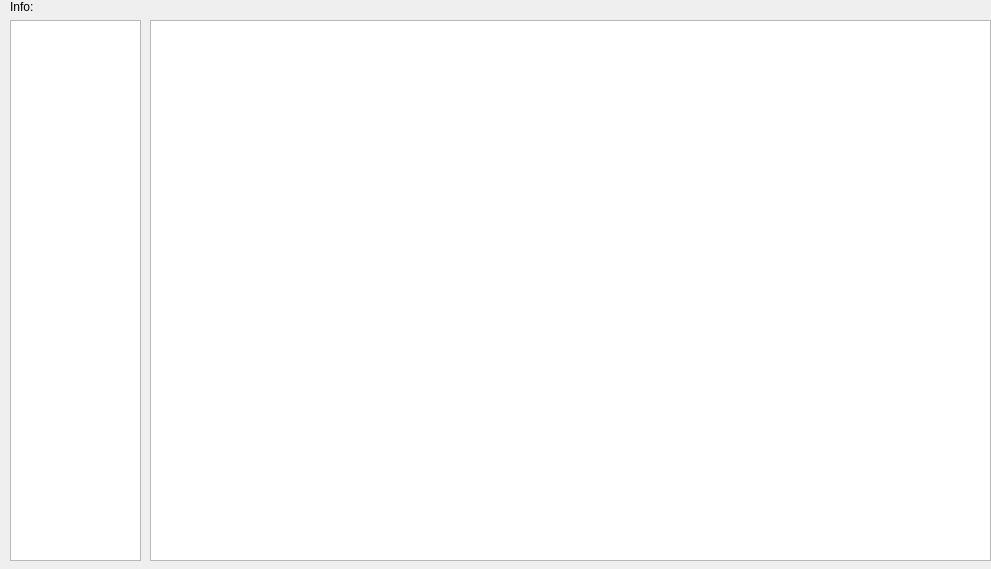
This is ui/more_info.ui in LabNeuroCogDevel/LNCDschedule as Qt 5 draws it before an edit. The edited form follows.
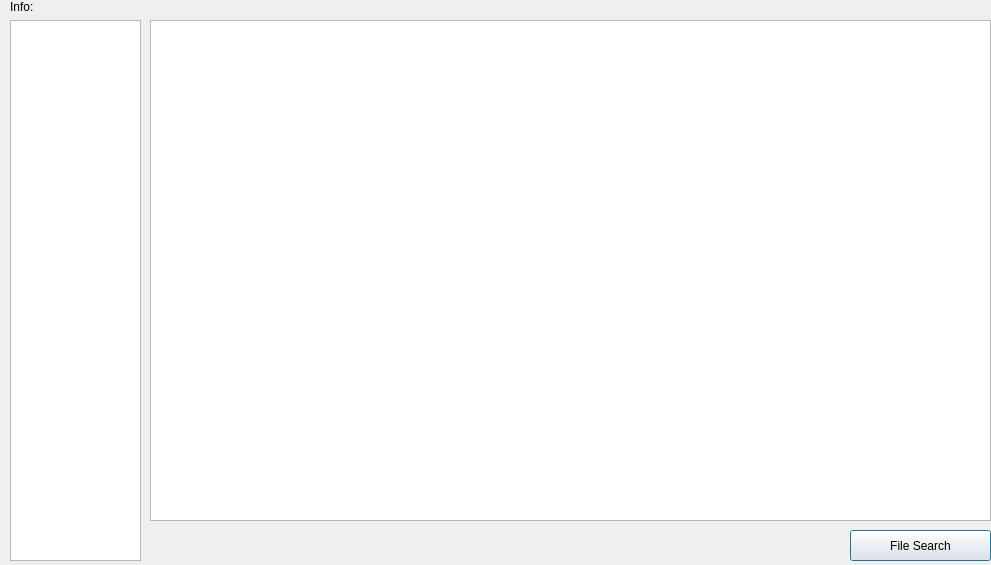
This is the edited form.

Diff of the .ui file:
```diff
--- a/ui/more_info.ui
+++ b/ui/more_info.ui
@@ -7,7 +7,7 @@
     <x>0</x>
     <y>0</y>
     <width>991</width>
-    <height>569</height>
+    <height>565</height>
    </rect>
   </property>
   <property name="windowTitle">
@@ -42,10 +42,23 @@
      <x>150</x>
      <y>20</y>
      <width>841</width>
-     <height>541</height>
+     <height>501</height>
     </rect>
    </property>
   </widget>
+  <widget class="QPushButton" name="file_search">
+   <property name="geometry">
+    <rect>
+     <x>850</x>
+     <y>530</y>
+     <width>141</width>
+     <height>31</height>
+    </rect>
+   </property>
+   <property name="text">
+    <string>File Search</string>
+   </property>
+  </widget>
  </widget>
  <resources/>
  <connections/>
```
